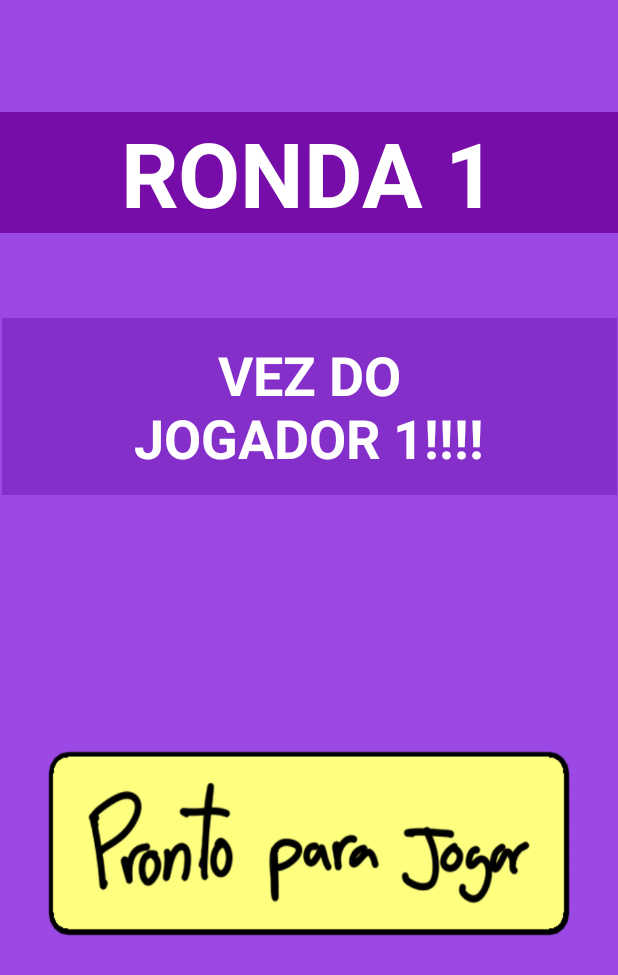
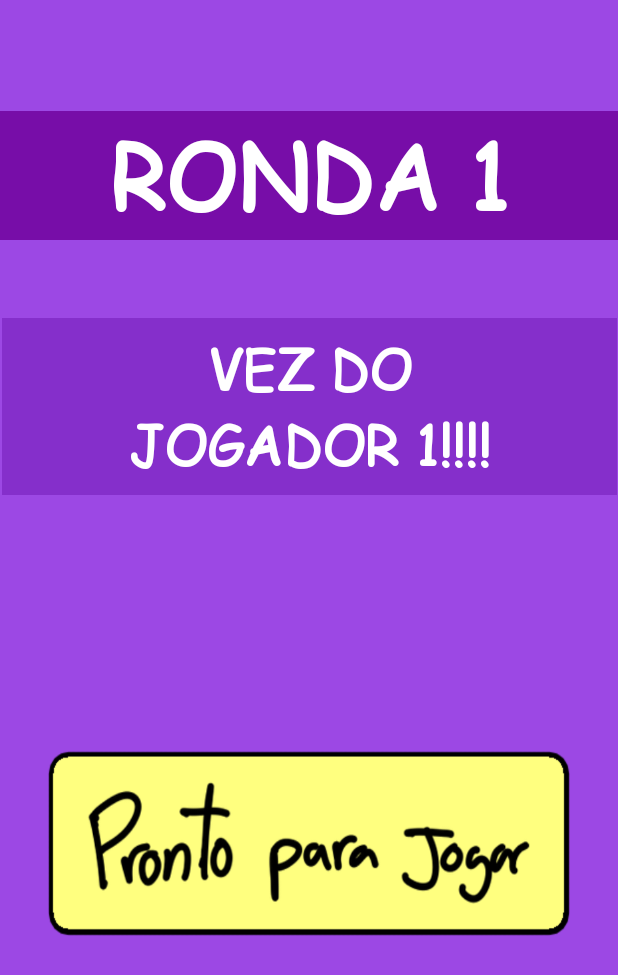
Before and after one commit to Drca1997/CM, an Android app: the SorteioFragment screen opened directly, with no data from a screen before it, after a tap on an icon or button, on a phone screen of 412 x 824 dp. Shown: the top 975 px of the screen. Run offline under Robolectric (Android 15) with nearby library versions, the phone set to English and light mode, and no system bars; 3 other taps on this screen came first.

Commit message:
swag update

```diff
--- a/GuerraDasEstrelas/app/src/main/res/layout/fragment_main_menu.xml
+++ b/GuerraDasEstrelas/app/src/main/res/layout/fragment_main_menu.xml
@@ -31,18 +31,13 @@
             android:layout_marginTop="16dp"
             android:background="@drawable/butt_galeria" />
 
-        <Button
-            android:id="@+id/sair_butt"
-            android:layout_width="329dp"
-            android:layout_height="108dp"
-            android:layout_marginTop="16dp"
-            android:background="@drawable/butt_sair" />
     </LinearLayout>
 
     <ImageView
         android:id="@+id/imageView"
-        android:layout_width="383dp"
-        android:layout_height="269dp"
+        android:layout_width="0dp"
+        android:layout_height="250dp"
+        android:scaleType="fitXY"
         android:src="@drawable/logo"
         app:layout_constraintEnd_toEndOf="parent"
         app:layout_constraintStart_toStartOf="parent"
--- a/GuerraDasEstrelas/app/src/main/res/layout/fragment_sorteio.xml
+++ b/GuerraDasEstrelas/app/src/main/res/layout/fragment_sorteio.xml
@@ -70,6 +70,7 @@
             android:textColor="#FFFFFF"
             android:textSize="60sp"
             android:textStyle="bold"
+            android:fontFamily="@font/comic_sans"
             app:layout_constraintBottom_toBottomOf="parent"
             app:layout_constraintEnd_toEndOf="parent"
             app:layout_constraintHorizontal_bias="0.5"
@@ -87,6 +88,7 @@
             android:textColor="#FFFFFF"
             android:textSize="36sp"
             android:textStyle="bold"
+            android:fontFamily="@font/comic_sans"
             app:layout_constraintBottom_toBottomOf="parent"
             app:layout_constraintEnd_toEndOf="parent"
             app:layout_constraintStart_toStartOf="parent"
--- a/GuerraDasEstrelas/app/src/main/res/layout/game_board_fragment.xml
+++ b/GuerraDasEstrelas/app/src/main/res/layout/game_board_fragment.xml
@@ -29,6 +29,7 @@
             android:textColor="#FFFFFF"
             android:textSize="60sp"
             android:textStyle="bold"
+            android:fontFamily="@font/comic_sans"
             app:layout_constraintBottom_toBottomOf="parent"
             app:layout_constraintEnd_toEndOf="parent"
             app:layout_constraintHorizontal_bias="0.5"
@@ -46,6 +47,7 @@
             android:textColor="#FFFFFF"
             android:textSize="36sp"
             android:textStyle="bold"
+            android:fontFamily="@font/comic_sans"
             app:layout_constraintBottom_toBottomOf="parent"
             app:layout_constraintEnd_toEndOf="parent"
             app:layout_constraintStart_toStartOf="parent"
@@ -130,23 +132,11 @@
         android:layout_width="0dp"
         android:layout_height="wrap_content"
         android:orientation="horizontal"
+
         app:layout_constraintBottom_toBottomOf="parent"
         app:layout_constraintEnd_toEndOf="parent"
         app:layout_constraintStart_toStartOf="parent">
 
-
-        <TextView
-            android:id="@+id/mao_jog_text"
-            android:layout_width="wrap_content"
-            android:layout_height="wrap_content"
-            android:text="Mao do Jogador1"
-            android:textColor="#000000"
-            android:textSize="18sp"
-            android:textStyle="bold"
-            android:fontFamily="@font/comic_sans"
-            app:layout_constraintEnd_toEndOf="parent"
-            app:layout_constraintStart_toStartOf="parent"
-            app:layout_constraintTop_toTopOf="parent" />
 
         <Button
             android:id="@+id/skip_butt"
@@ -162,9 +152,8 @@
         <HorizontalScrollView
             android:id="@+id/hor_scroll_hand"
             android:layout_width="match_parent"
-            android:layout_height="120dp"
+            android:layout_height="80dp"
             android:background="@color/darkorange"
-            android:scrollbars=""
             app:layout_constraintEnd_toEndOf="parent"
             app:layout_constraintStart_toStartOf="parent"
             app:layout_constraintTop_toBottomOf="@+id/mao_jog_text">
@@ -178,8 +167,8 @@
 
                 <ImageButton
                     android:id="@+id/hand_card0"
-                    android:layout_width="65dp"
-                    android:layout_height="101dp"
+                    android:layout_width="46dp"
+                    android:layout_height="72dp"
                     android:layout_marginLeft="10dp"
                     android:layout_marginRight="10dp"
                     android:layout_weight="1"
@@ -189,8 +178,8 @@
 
                 <ImageButton
                     android:id="@+id/hand_card1"
-                    android:layout_width="65dp"
-                    android:layout_height="101dp"
+                    android:layout_width="46dp"
+                    android:layout_height="72dp"
                     android:layout_marginRight="10dp"
                     android:layout_weight="1"
                     android:background="@null"
@@ -199,8 +188,8 @@
 
                 <ImageButton
                     android:id="@+id/hand_card2"
-                    android:layout_width="65dp"
-                    android:layout_height="101dp"
+                    android:layout_width="46dp"
+                    android:layout_height="72dp"
                     android:layout_marginRight="10dp"
                     android:layout_weight="1"
                     android:background="@null"
@@ -209,8 +198,8 @@
 
                 <ImageButton
                     android:id="@+id/hand_card3"
-                    android:layout_width="65dp"
-                    android:layout_height="101dp"
+                    android:layout_width="46dp"
+                    android:layout_height="72dp"
                     android:layout_marginRight="10dp"
                     android:layout_weight="1"
                     android:background="@null"
@@ -219,8 +208,8 @@
 
                 <ImageButton
                     android:id="@+id/hand_card4"
-                    android:layout_width="65dp"
-                    android:layout_height="101dp"
+                    android:layout_width="46dp"
+                    android:layout_height="72dp"
                     android:layout_marginRight="10dp"
                     android:layout_weight="1"
                     android:background="@null"
@@ -229,8 +218,8 @@
 
                 <ImageButton
                     android:id="@+id/hand_card5"
-                    android:layout_width="65dp"
-                    android:layout_height="101dp"
+                    android:layout_width="46dp"
+                    android:layout_height="72dp"
                     android:layout_marginRight="10dp"
                     android:layout_weight="1"
                     android:background="@null"
@@ -239,8 +228,8 @@
 
                 <ImageButton
                     android:id="@+id/hand_card6"
-                    android:layout_width="65dp"
-                    android:layout_height="101dp"
+                    android:layout_width="46dp"
+                    android:layout_height="72dp"
                     android:layout_marginRight="10dp"
                     android:layout_weight="1"
                     android:background="@null"
@@ -249,8 +238,8 @@
 
                 <ImageButton
                     android:id="@+id/hand_card7"
-                    android:layout_width="65dp"
-                    android:layout_height="101dp"
+                    android:layout_width="46dp"
+                    android:layout_height="72dp"
                     android:layout_marginRight="10dp"
                     android:layout_weight="1"
                     android:background="@null"
@@ -259,8 +248,8 @@
 
                 <ImageButton
                     android:id="@+id/hand_card8"
-                    android:layout_width="65dp"
-                    android:layout_height="101dp"
+                    android:layout_width="46dp"
+                    android:layout_height="72dp"
                     android:layout_marginRight="10dp"
                     android:layout_weight="1"
                     android:background="@null"
@@ -269,8 +258,8 @@
 
                 <ImageButton
                     android:id="@+id/hand_card9"
-                    android:layout_width="65dp"
-                    android:layout_height="101dp"
+                    android:layout_width="46dp"
+                    android:layout_height="72dp"
                     android:layout_marginRight="10dp"
                     android:layout_weight="1"
                     android:background="@null"
@@ -278,6 +267,19 @@
                     android:src="@drawable/blank" />
             </LinearLayout>
         </HorizontalScrollView>
+
+        <TextView
+            android:id="@+id/mao_jog_text"
+            android:layout_width="wrap_content"
+            android:layout_height="wrap_content"
+            android:fontFamily="@font/comic_sans"
+            android:text="Mao do Jogador1"
+            android:textColor="#000000"
+            android:textSize="18sp"
+            android:textStyle="bold"
+            app:layout_constraintEnd_toEndOf="parent"
+            app:layout_constraintStart_toStartOf="parent"
+            app:layout_constraintTop_toTopOf="parent" />
 
     </androidx.constraintlayout.widget.ConstraintLayout>
 
@@ -660,7 +662,7 @@
 
         <TextView
             android:id="@+id/p1_wins"
-            android:layout_width="22dp"
+            android:layout_width="wrap_content"
             android:layout_height="42dp"
             android:layout_marginTop="5dp"
             android:layout_marginEnd="10dp"
@@ -687,7 +689,7 @@
 
         <TextView
             android:id="@+id/p1_baralho"
-            android:layout_width="22dp"
+            android:layout_width="wrap_content"
             android:layout_height="42dp"
             android:layout_marginTop="5dp"
             android:layout_marginEnd="10dp"
@@ -714,7 +716,7 @@
 
         <TextView
             android:id="@+id/p1_mao"
-            android:layout_width="22dp"
+            android:layout_width="wrap_content"
             android:layout_height="42dp"
             android:layout_marginTop="5dp"
             android:layout_marginEnd="10dp"
@@ -750,7 +752,7 @@
 
         <TextView
             android:id="@+id/p2_wins"
-            android:layout_width="22dp"
+            android:layout_width="wrap_content"
             android:layout_height="42dp"
             android:layout_marginTop="5dp"
             android:layout_marginEnd="10dp"
@@ -777,7 +779,7 @@
 
         <TextView
             android:id="@+id/p2_baralho"
-            android:layout_width="22dp"
+            android:layout_width="wrap_content"
             android:layout_height="42dp"
             android:layout_marginTop="5dp"
             android:layout_marginEnd="10dp"
@@ -804,7 +806,7 @@
 
         <TextView
             android:id="@+id/p2_mao"
-            android:layout_width="22dp"
+            android:layout_width="wrap_content"
             android:layout_height="42dp"
             android:layout_marginTop="5dp"
             android:layout_marginEnd="10dp"
```
